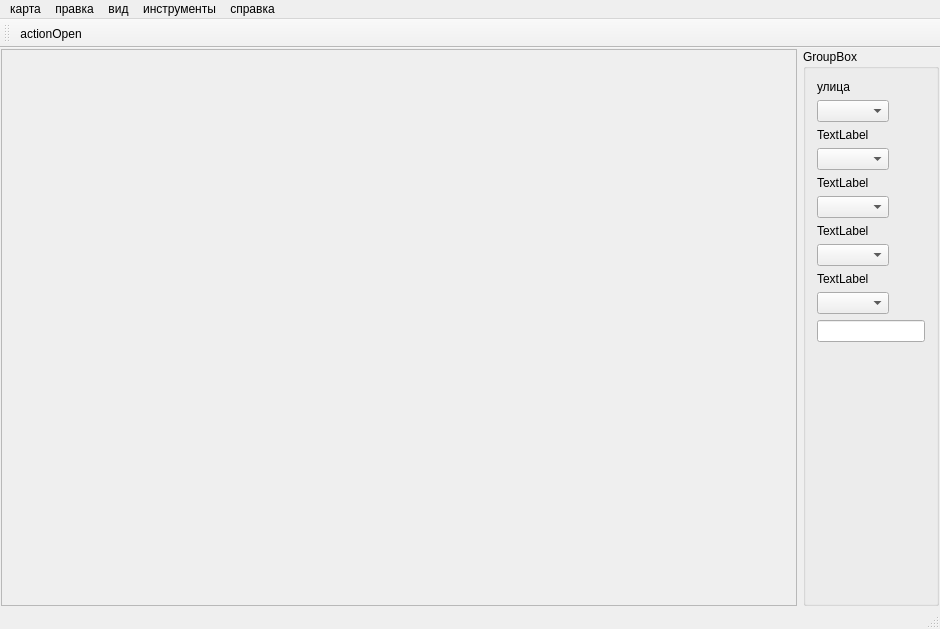
Berimor66/humblemaps, file mainwindow.ui: the form before one commit.
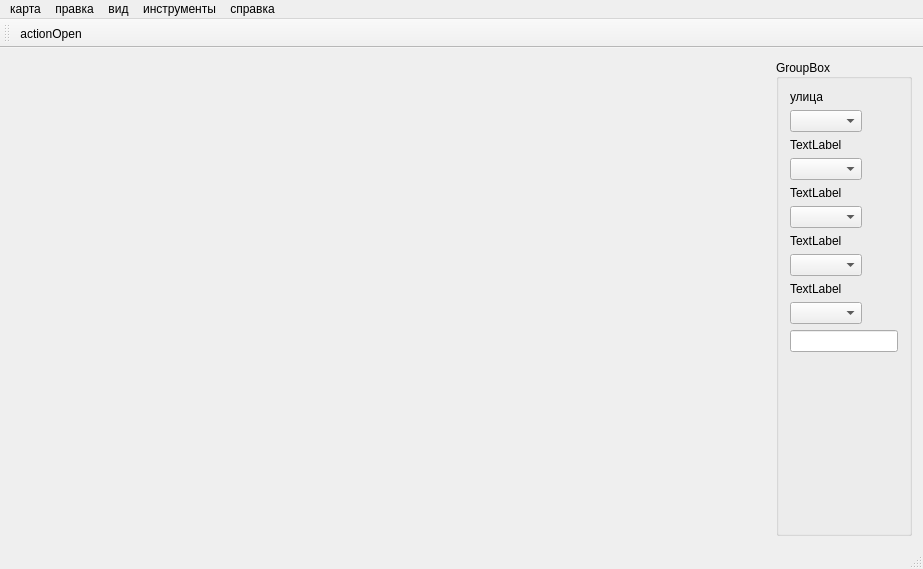
The form after the commit. Icons and pictures are not drawn.

Diff of the .ui file:
```diff
--- a/mainwindow.ui
+++ b/mainwindow.ui
@@ -6,8 +6,8 @@
    <rect>
     <x>0</x>
     <y>0</y>
-    <width>940</width>
-    <height>629</height>
+    <width>923</width>
+    <height>569</height>
    </rect>
   </property>
   <property name="windowTitle">
@@ -18,32 +18,12 @@
     <normaloff>../Users/Алексей/Desktop/icon100x100.png</normaloff>../Users/Алексей/Desktop/icon100x100.png</iconset>
   </property>
   <widget class="QWidget" name="centralWidget">
+   <property name="layoutDirection">
+    <enum>Qt::LeftToRight</enum>
+   </property>
    <layout class="QHBoxLayout" name="horizontalLayout">
-    <property name="margin">
-     <number>1</number>
-    </property>
     <item>
-     <widget class="QScrollArea" name="scrollArea">
-      <property name="sizePolicy">
-       <sizepolicy hsizetype="Expanding" vsizetype="Expanding">
-        <horstretch>1</horstretch>
-        <verstretch>0</verstretch>
-       </sizepolicy>
-      </property>
-      <property name="widgetResizable">
-       <bool>true</bool>
-      </property>
-      <widget class="QWidget" name="scrollAreaWidgetContents">
-       <property name="geometry">
-        <rect>
-         <x>0</x>
-         <y>0</y>
-         <width>771</width>
-         <height>564</height>
-        </rect>
-       </property>
-      </widget>
-     </widget>
+     <widget class="QWidget" name="widget" native="true"/>
     </item>
     <item>
      <widget class="QGroupBox" name="groupBox">
@@ -59,9 +39,15 @@
         <height>0</height>
        </size>
       </property>
+      <property name="layoutDirection">
+       <enum>Qt::LeftToRight</enum>
+      </property>
       <property name="title">
        <string>GroupBox</string>
       </property>
+      <property name="alignment">
+       <set>Qt::AlignLeading|Qt::AlignLeft|Qt::AlignVCenter</set>
+      </property>
       <layout class="QFormLayout" name="formLayout">
        <item row="0" column="0">
         <widget class="QLabel" name="label">
@@ -161,7 +147,7 @@
     <rect>
      <x>0</x>
      <y>0</y>
-     <width>940</width>
+     <width>923</width>
      <height>20</height>
     </rect>
    </property>
```
